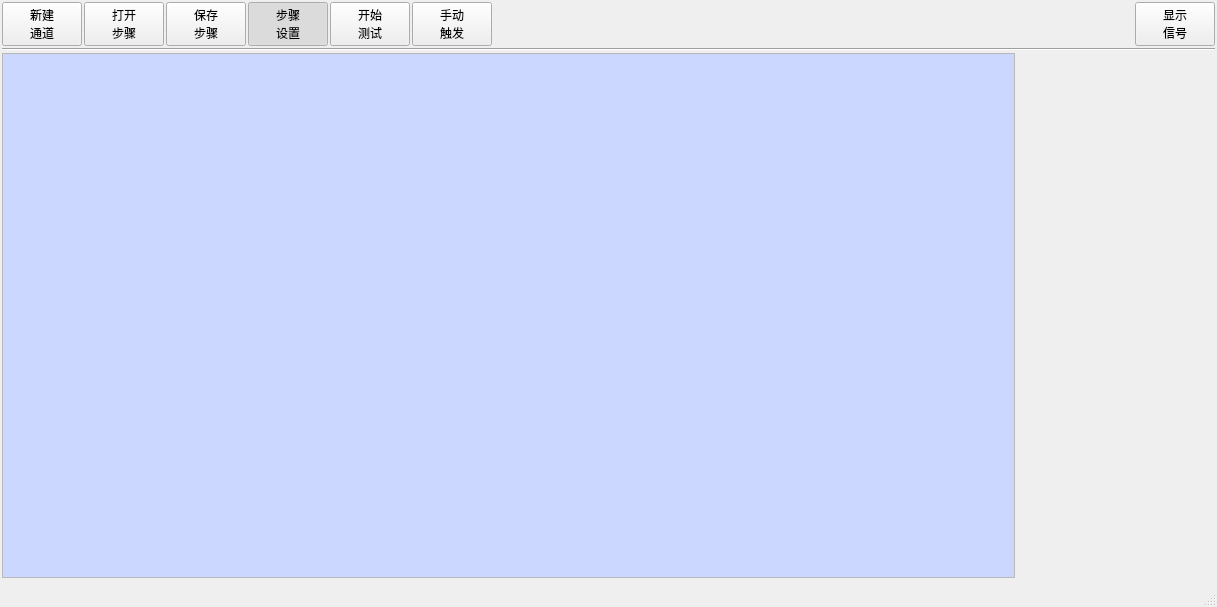
Qt form UiFiles/clsMainTestWindow.ui (caicaiking/WKELightWave) before a commit.
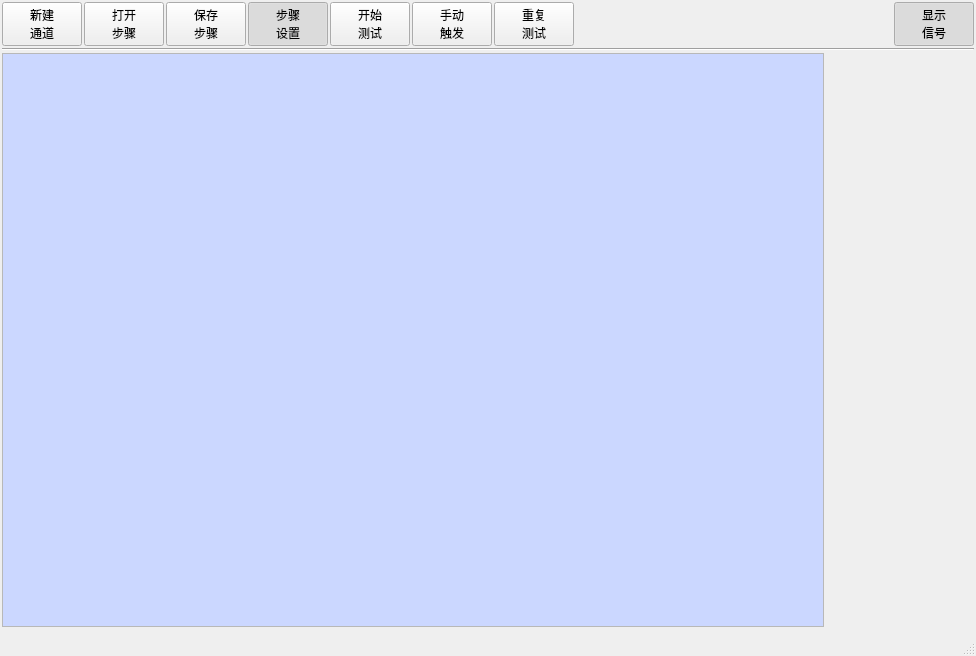
The same form after that commit. Icons and pictures are not drawn.

Diff of the .ui file:
```diff
--- a/UiFiles/clsMainTestWindow.ui
+++ b/UiFiles/clsMainTestWindow.ui
@@ -6,8 +6,8 @@
    <rect>
     <x>0</x>
     <y>0</y>
-    <width>1217</width>
-    <height>607</height>
+    <width>976</width>
+    <height>656</height>
    </rect>
   </property>
   <property name="windowTitle">
@@ -201,6 +201,39 @@
         </property>
        </widget>
       </item>
+      <item>
+       <widget class="QPushButton" name="btnReptive">
+        <property name="minimumSize">
+         <size>
+          <width>0</width>
+          <height>40</height>
+         </size>
+        </property>
+        <property name="styleSheet">
+         <string notr="true">font: 11pt &quot;楷体&quot;;</string>
+        </property>
+        <property name="text">
+         <string>重复
+测试</string>
+        </property>
+        <property name="icon">
+         <iconset resource="../images/res.qrc">
+          <normaloff>:/Auto.png</normaloff>:/Auto.png</iconset>
+        </property>
+        <property name="iconSize">
+         <size>
+          <width>20</width>
+          <height>20</height>
+         </size>
+        </property>
+        <property name="shortcut">
+         <string>Return</string>
+        </property>
+        <property name="checkable">
+         <bool>true</bool>
+        </property>
+       </widget>
+      </item>
       <item>
        <spacer name="horizontalSpacer">
         <property name="orientation">
@@ -219,7 +252,7 @@
         <property name="minimumSize">
          <size>
           <width>0</width>
-          <height>33</height>
+          <height>40</height>
          </size>
         </property>
         <property name="styleSheet">
@@ -245,6 +278,9 @@
         <property name="checkable">
          <bool>true</bool>
         </property>
+        <property name="checked">
+         <bool>true</bool>
+        </property>
        </widget>
       </item>
      </layout>
@@ -292,8 +328,8 @@
              <rect>
               <x>0</x>
               <y>0</y>
-              <width>1009</width>
-              <height>507</height>
+              <width>818</width>
+              <height>556</height>
              </rect>
             </property>
             <layout class="QVBoxLayout" name="verticalLayout_3">
@@ -331,13 +367,13 @@
        <widget class="QWidget" name="wgtSignalPannel" native="true">
         <property name="minimumSize">
          <size>
-          <width>200</width>
+          <width>150</width>
           <height>0</height>
          </size>
         </property>
         <property name="maximumSize">
          <size>
-          <width>200</width>
+          <width>150</width>
           <height>16777215</height>
          </size>
         </property>
```
Left out of the diff: 35 changed lines with no effect on the pictures.
